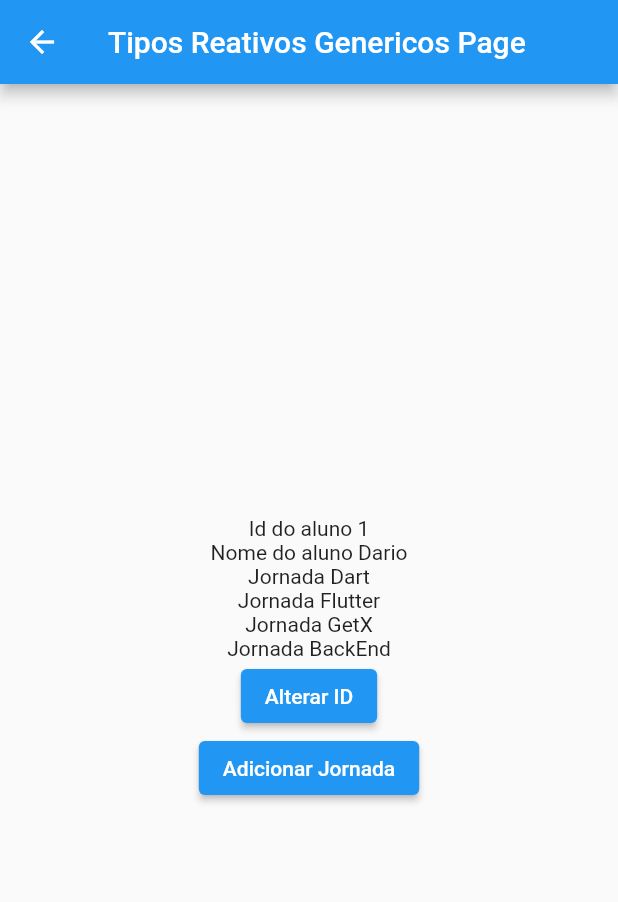
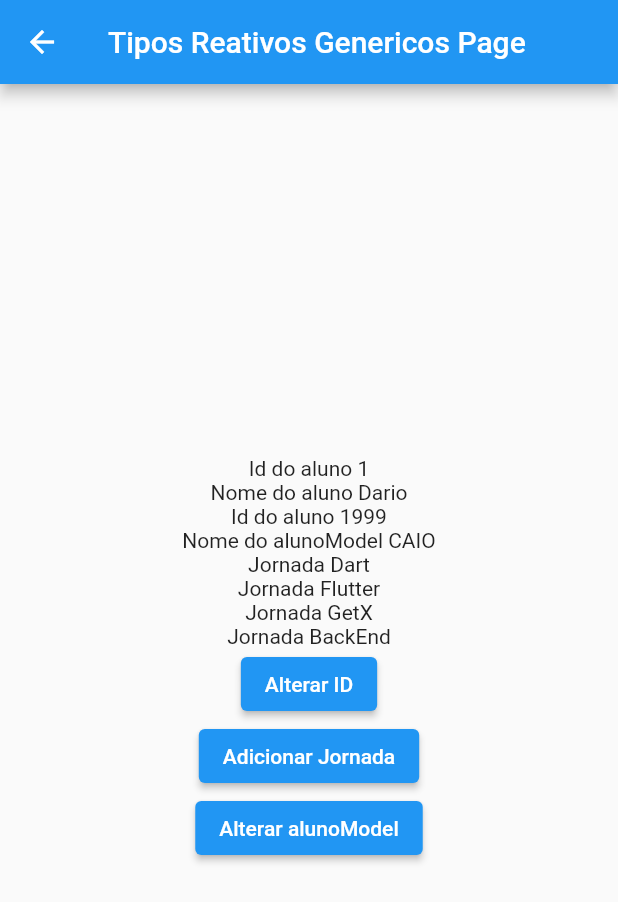
Before and after one commit to dariopmaciel/get_state_management, a Flutter app: the TiposReativosGenericosPage screen opened by its route, on a phone screen of 412 x 824 dp. Shown: the top 902 px of the screen. Run offline on Flutter 3.47's test engine with Material 3 defaults, Android fonts, the phone set to English and light mode, and no system bars; our stand-ins replace get.

Commit message:
tipo Rx proprio

```diff
--- /dev/null
+++ b/lib/pages/tipos/model/aluno.dart
@@ -0,0 +1,15 @@
+// ignore_for_file: public_member_api_docs, sort_constructors_first
+
+class Aluno {
+  int id;
+  String   nome;
+  String email;
+  String curso;
+  Aluno({
+    required this.id,
+    required this.nome,
+    required this.email,
+    required this.curso,
+  });
+
+}
--- a/lib/pages/tipos/tipos_reativos_genericos_page.dart
+++ b/lib/pages/tipos/tipos_reativos_genericos_page.dart
@@ -1,5 +1,6 @@
 import 'package:flutter/material.dart';
 import 'package:get/get.dart';
+import 'package:get_state_management/pages/tipos/model/aluno.dart';
 
 class TiposReativosGenericosPage extends StatelessWidget {
   // IGUAL A // final nome = 'Dario'.obs;
@@ -61,6 +62,15 @@ class TiposReativosGenericosPage extends StatelessWidget {
     'nasc': 1984,
     'sexo': 'MASC',
   });
+//! GERANDO MEU PROPRIO RX - alunoModel Observavel
+  final alunoModel = Rx<Aluno>(
+    Aluno(
+      id: 1999,
+      nome: 'CAIO',
+      email: "dariopmaciel@gmail",
+      curso: 'Jornada ADF',
+    ),
+  );
 
   TiposReativosGenericosPage({super.key});
 
@@ -78,12 +88,20 @@ class TiposReativosGenericosPage extends StatelessWidget {
             // Obx(() => Text('Id do aluno ${aluno['id']}')),
             Obx(() {
               debugPrint('>>> Montando ID do aluno');
-
               //!>>>>>>>>>>>>>>> RECUPERAÇÃO DO GENERICO
               return Text('Id do aluno ${aluno.value['id']}');
             }),
             //!>>>>>>>>>>>>>>> RECUPERAÇÃO DO GENERICO
-            Text('Nome do aluno ${aluno.value['nome']}'),
+            Obx(() => Text('Nome do aluno ${aluno.value['nome']}')),
+
+            Obx(() {
+              debugPrint('>>> Montando ID do alunoModel');
+
+              return Text('Id do aluno ${alunoModel.value.id}');
+            }),
+
+            Obx(() => Text('Nome do alunoModel ${alunoModel.value.nome}')),
+
             // Column(children: []), //!Não tem lista dentro pois o 'jornadas' já é uma lista
             //!>>>>>>>>>>>>>>> RECUPERAÇÃO DO GENERICO
             Obx(
@@ -109,6 +127,18 @@ class TiposReativosGenericosPage extends StatelessWidget {
               },
               child: const Text("Adicionar Jornada"),
             ),
+            ElevatedButton(
+              onPressed: () {
+                alunoModel.value = Aluno(
+                  id: 10,
+                  nome: 'VETOR',
+                  email: 'vetor@vilan.evil.com',
+                  curso: 'vilan',
+                );
+                // alunoModel.refresh(); //!não precisa de refresh
+              },
+              child: const Text('Alterar alunoModel'),
+            ),
           ],
         ),
       ),
```
